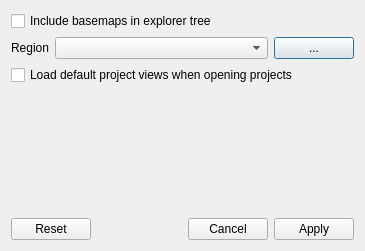
Before: the Qt Designer form src/ui/options_dialog.ui in Riverscapes/QRAVEPlugin, drawn with Qt 5.
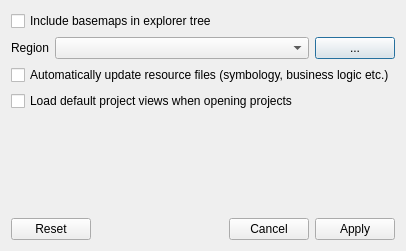
After: the same form once the commit is applied.

```diff
--- a/src/ui/options_dialog.ui
+++ b/src/ui/options_dialog.ui
@@ -49,6 +49,13 @@
      </item>
     </layout>
    </item>
+   <item>
+    <widget class="QCheckBox" name="autoUpdate">
+     <property name="text">
+      <string>Automatically update resource files (symbology, business logic etc.)</string>
+     </property>
+    </widget>
+   </item>
    <item>
     <widget class="QCheckBox" name="loadDefaultView">
      <property name="text">
```
